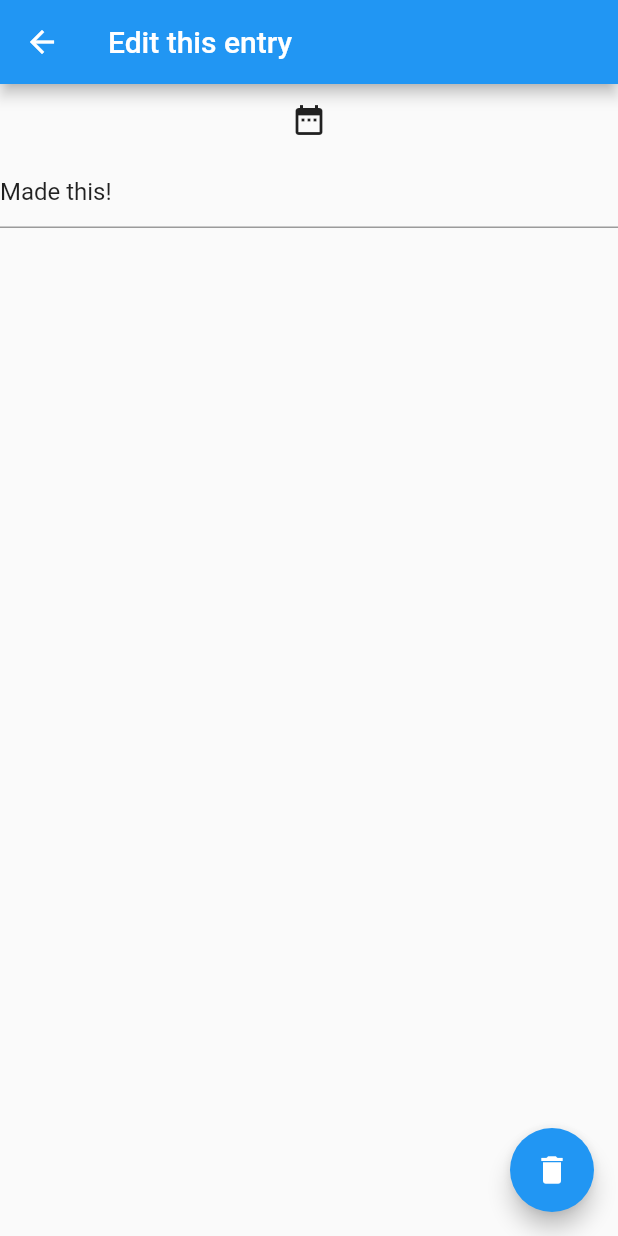
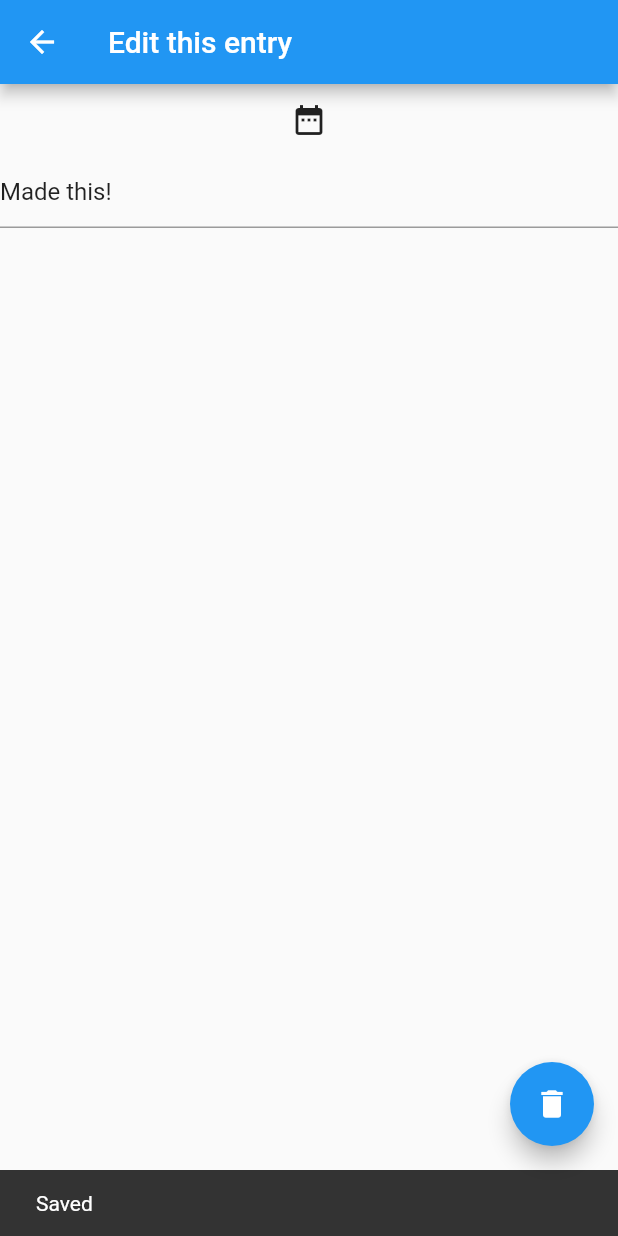
Before and after one commit to anthonycicc/no-more-zero-days, a Flutter app: the screen it shows after launch, after a tap on an icon or button, on a phone screen of 412 x 824 dp. Run offline on Flutter 3.47's test engine with Material 2 defaults, Android fonts, the phone set to English and light mode, and no system bars.

Commit message:
Added SnackBar on successful save

```diff
--- a/lib/NoZeroDays.dart
+++ b/lib/NoZeroDays.dart
@@ -42,12 +42,12 @@ class _NoZeroDaysState extends State<NoZeroDays> {
     setState(
         () => _zerodayslist.add(new Entry(highestID + 1, date, whatyoudid)));
 
-    _save();
+    _save(context);
   }
 
   void _removeEntry(Entry entry) {
     _zerodayslist.removeWhere((testEntry) => testEntry.id == entry.id);
-    _save();
+    _save(context);
   }
 
   void _editEntry(Entry entry) {
@@ -141,8 +141,9 @@ class _NoZeroDaysState extends State<NoZeroDays> {
     );
   }
 
-  void _save() {
+  void _save(BuildContext context) {
     f.writeFile(json.encode(_zerodayslist));
+    Scaffold.of(context).showSnackBar(new SnackBar(content: new Text("Saved")));
   }
 
   void _load() {
@@ -169,7 +170,11 @@ class _NoZeroDaysState extends State<NoZeroDays> {
     // than having to individually change instances of widgets.
     return new Scaffold(
       appBar: new AppBar(title: new Text(widget.title), actions: <Widget>[
-        new IconButton(icon: new Icon(Icons.save), onPressed: _save),
+        new IconButton(
+            icon: new Icon(Icons.save),
+            onPressed: (() {
+              _save(context);
+            })),
         new IconButton(icon: new Icon(Icons.file_upload), onPressed: _load),
       ]),
       body: new Scaffold(body: new ListView.builder(
```
